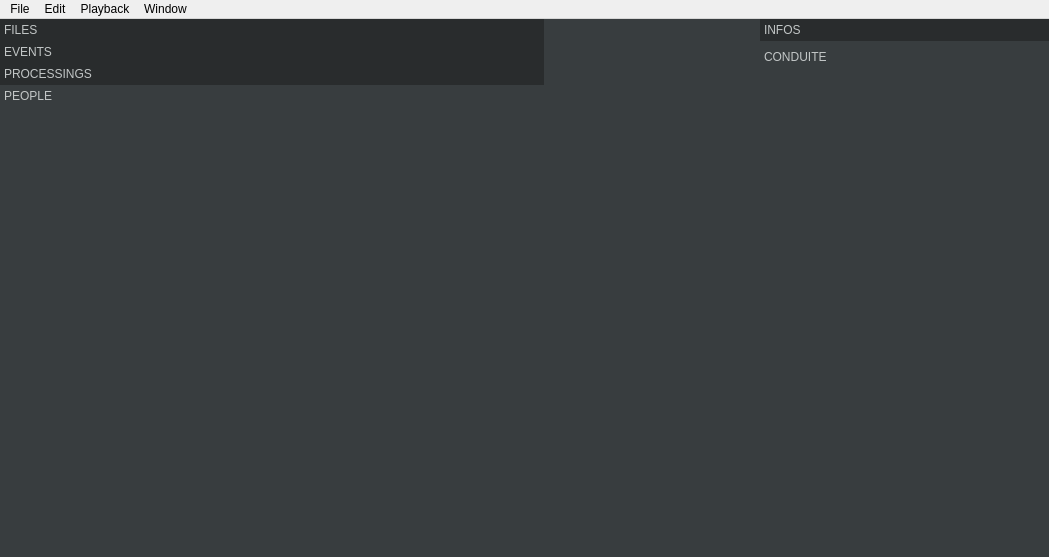
Old version of the form rekall.ui in the repository Rekall/Rekall.
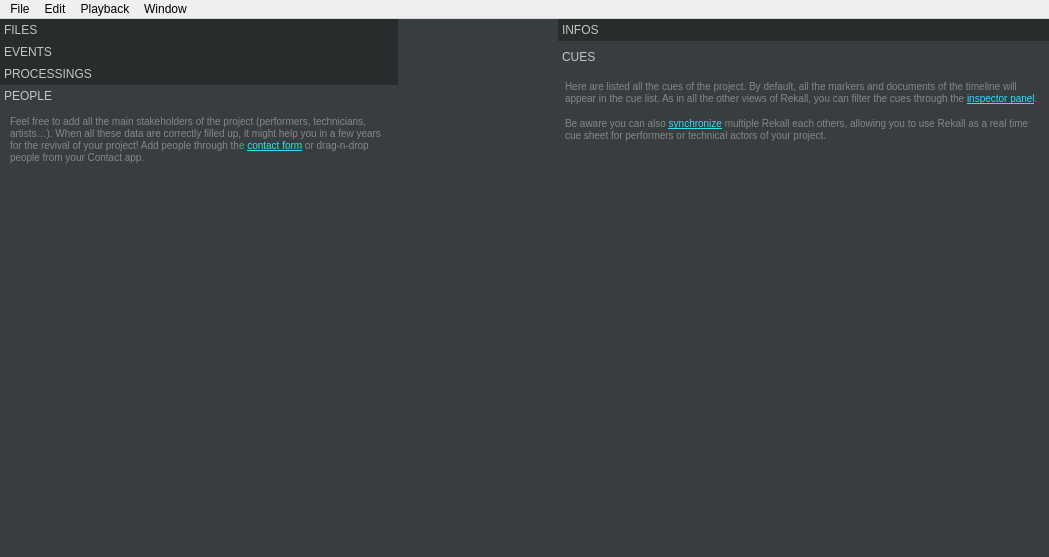
New version of the form. The open tabs and pages were chosen to show the change. Icons and pictures are not drawn. Custom widgets are drawn as their Qt base class.

Patch:
```diff
--- a/rekall.ui
+++ b/rekall.ui
@@ -15,7 +15,7 @@
   </property>
   <property name="styleSheet">
    <string notr="true">QTabWidget, QLabel, QCheckBox, QLineEdit, QPlainTextEdit, QPushButton, QSpinBox, QDoubleSpinBox, QTreeView, QHeaderView, QTabBar, QComboBox, QFrame#globalFrame, QTabBar::tab, QTreeView, QHeaderView, QDockWidget, QStatusBar, QRadioButton, QToolBox, QToolBox::tab {
-	font: 						10px &quot;Calibri&quot;, &quot;Arial&quot;;
+	font: 						11px &quot;Calibri&quot;, &quot;Arial&quot;;
 	padding:					0px;
 	margin:					0px;
 	min-height: 				20px;
@@ -31,6 +31,9 @@
 	margin-top: 			4px;
 	margin-bottom: 		4px;
 }
+QPushButton {
+	padding: 3px;
+}
 
 QDialog, QWidget#chutier, QFrame#globalFrame, QWidget#centralwidget, QWidget#player, QWidget#timeline, QWidget#viewer {
 	background-color: 	rgb(56, 61, 63);
@@ -46,7 +49,17 @@
 QLabel, QCheckBox, QRadioButton {
 	color: 						rgb(245, 248, 250);
 }
-
+QLabel#peopleLabel, QLabel#chutierLabel, QLabel#chutierLabel2, QLabel#feedsLabel, QLabel#tasksLabel, QLabel#conduiteLabel, QLabel#previewLabel, QLabel#feelingLabel {
+	font: 		10px;
+	padding: 	5px;
+	color: 		rgb(131, 135, 137);
+}
+QLabel#visibilityLabel, QLabel#filtersLabel, QLabel#label {
+	margin-top:	10px;
+	font: 			bold;
+	border: 		0px solid black;
+	border-top: 	1px solid white;
+} 
 
 
 QTabWidget::pane {
@@ -382,20 +395,46 @@
            <rect>
             <x>0</x>
             <y>0</y>
-            <width>100</width>
-            <height>30</height>
+            <width>259</width>
+            <height>302</height>
            </rect>
           </property>
           <attribute name="label">
            <string>PEOPLE</string>
           </attribute>
-          <layout class="QVBoxLayout" name="verticalLayout_8">
+          <layout class="QVBoxLayout" name="verticalLayout_8" stretch="1,0,9999">
            <property name="spacing">
             <number>0</number>
            </property>
            <property name="margin">
             <number>3</number>
            </property>
+           <item>
+            <widget class="QLabel" name="peopleLabel">
+             <property name="text">
+              <string>&lt;html&gt;&lt;head/&gt;&lt;body&gt;&lt;p&gt;Feel free to add all the main stakeholders of the project (performers, technicians, artists…). When all these data are correctly filled up, it might help you in a few years for the revival of your project! Add people through the &lt;a href=&quot;rekall:createContact&quot;&gt;&lt;span style=&quot; text-decoration: underline; color:#32ddff;&quot;&gt;contact form&lt;/span&gt;&lt;/a&gt; or drag-n-drop people from your Contact app.&lt;/p&gt;&lt;/body&gt;&lt;/html&gt;</string>
+             </property>
+             <property name="wordWrap">
+              <bool>true</bool>
+             </property>
+            </widget>
+           </item>
+           <item>
+            <spacer name="verticalSpacer">
+             <property name="orientation">
+              <enum>Qt::Vertical</enum>
+             </property>
+             <property name="sizeType">
+              <enum>QSizePolicy::Fixed</enum>
+             </property>
+             <property name="sizeHint" stdset="0">
+              <size>
+               <width>20</width>
+               <height>10</height>
+              </size>
+             </property>
+            </spacer>
+           </item>
            <item>
             <widget class="QTreeWidget" name="persons">
              <property name="focusPolicy">
@@ -531,20 +570,33 @@
          <rect>
           <x>0</x>
           <y>0</y>
-          <width>100</width>
-          <height>100</height>
+          <width>637</width>
+          <height>481</height>
          </rect>
         </property>
         <attribute name="label">
-         <string>CONDUITE</string>
+         <string>CUES</string>
         </attribute>
-        <layout class="QVBoxLayout" name="verticalLayout_5">
+        <layout class="QVBoxLayout" name="verticalLayout_5" stretch="1,9999">
          <property name="spacing">
           <number>0</number>
          </property>
          <property name="margin">
           <number>0</number>
          </property>
+         <item>
+          <widget class="QLabel" name="conduiteLabel">
+           <property name="text">
+            <string>&lt;html&gt;&lt;head/&gt;&lt;body style=&quot;font-style:normal;&quot;&gt;&lt;p&gt;Here are listed all the cues of the project. By default, all the markers and documents of the timeline will appear in the cue list. As in all the other views of Rekall, you can filter the cues through the &lt;a href=&quot;rekall:openInspector&quot; style=&quot; text-decoration: underline; color:#32DDFF;&quot;&gt;inspector panel&lt;/a&gt;.&lt;/p&gt;&lt;p&gt;Be aware you can also &lt;a href=&quot;rekall:openNetwork&quot; style=&quot; text-decoration: underline; color:#32DDFF;&quot;&gt;synchronize&lt;/a&gt; multiple Rekall each others, allowing you to use Rekall as a real time cue sheet for performers or technical actors of your project.&lt;/p&gt;&lt;/body&gt;&lt;/html&gt;</string>
+           </property>
+           <property name="alignment">
+            <set>Qt::AlignLeading|Qt::AlignLeft|Qt::AlignTop</set>
+           </property>
+           <property name="wordWrap">
+            <bool>true</bool>
+           </property>
+          </widget>
+         </item>
          <item>
           <widget class="Viewer" name="viewer" native="true">
            <property name="minimumSize">
```
Left out of the diff: 79 changed lines with no effect on the pictures.
